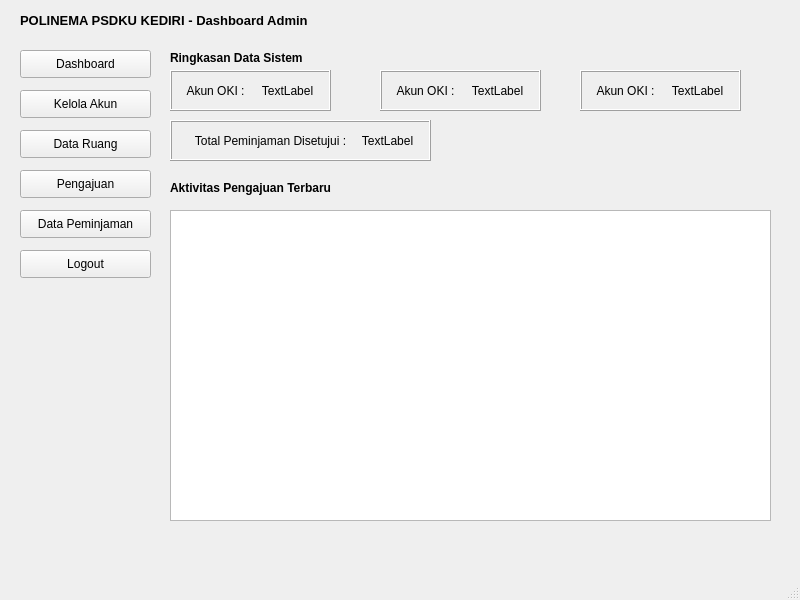
Old version of the form ui/dashboard_admin.ui in the repository Ariel-F-S/SistemPeminjamanRuangPolinemaKampusKediri.
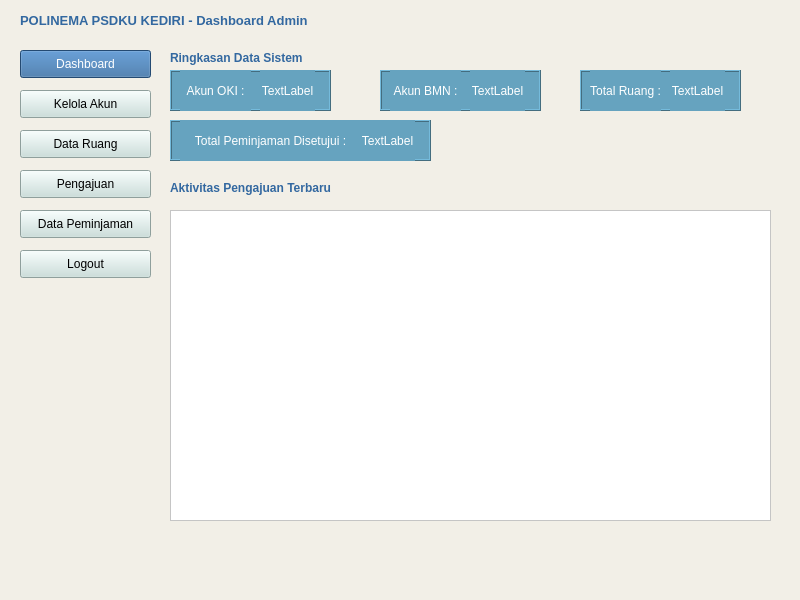
New version of the form. Icons and pictures are not drawn.

```diff
--- a/ui/dashboard_admin.ui
+++ b/ui/dashboard_admin.ui
@@ -13,6 +13,9 @@
   <property name="windowTitle">
    <string>MainWindow</string>
   </property>
+  <property name="styleSheet">
+   <string notr="true">background-color: #F2EFE7;</string>
+  </property>
   <widget class="QWidget" name="centralwidget">
    <widget class="QLabel" name="label_3">
     <property name="geometry">
@@ -30,6 +33,9 @@
       <bold>true</bold>
      </font>
     </property>
+    <property name="styleSheet">
+     <string notr="true">color: #3368A0;</string>
+    </property>
     <property name="text">
      <string>POLINEMA PSDKU KEDIRI - Dashboard Admin</string>
     </property>
@@ -46,6 +52,10 @@
       <height>28</height>
      </rect>
     </property>
+    <property name="styleSheet">
+     <string notr="true">background-color: #3368A0;
+color: white;</string>
+    </property>
     <property name="text">
      <string>Dashboard</string>
     </property>
@@ -63,6 +73,9 @@
       <height>28</height>
      </rect>
     </property>
+    <property name="styleSheet">
+     <string notr="true">background-color: #C8DFDB;</string>
+    </property>
     <property name="text">
      <string>Kelola Akun</string>
     </property>
@@ -76,10 +89,13 @@
      <rect>
       <x>20</x>
       <y>130</y>
-      <width>131</width>
+     <width>131</width>
       <height>28</height>
      </rect>
     </property>
+    <property name="styleSheet">
+     <string notr="true">background-color: #C8DFDB;</string>
+    </property>
     <property name="text">
      <string>Data Ruang</string>
     </property>
@@ -97,6 +113,9 @@
       <height>28</height>
      </rect>
     </property>
+    <property name="styleSheet">
+     <string notr="true">background-color: #C8DFDB;</string>
+    </property>
     <property name="text">
      <string>Pengajuan</string>
     </property>
@@ -114,6 +133,9 @@
       <height>28</height>
      </rect>
     </property>
+    <property name="styleSheet">
+     <string notr="true">background-color: #C8DFDB;</string>
+    </property>
     <property name="text">
      <string>Data Peminjaman</string>
     </property>
@@ -131,6 +153,9 @@
       <height>28</height>
      </rect>
     </property>
+    <property name="styleSheet">
+     <string notr="true">background-color: #C8DFDB;</string>
+    </property>
     <property name="text">
      <string>Logout</string>
     </property>
@@ -154,6 +179,9 @@
       <bold>true</bold>
      </font>
     </property>
+    <property name="styleSheet">
+     <string notr="true">color: #3368A0;</string>
+    </property>
     <property name="text">
      <string>Ringkasan Data Sistem</string>
     </property>
@@ -168,7 +196,11 @@
      </rect>
     </property>
     <property name="autoFillBackground">
-     <bool>true</bool>
+     <bool>false</bool>
+    </property>
+    <property name="styleSheet">
+     <string notr="true">background-color: #66A3BF;
+color: white;</string>
     </property>
     <property name="frameShape">
      <enum>QFrame::Box</enum>
@@ -222,7 +254,11 @@
      </rect>
     </property>
     <property name="autoFillBackground">
-     <bool>true</bool>
+     <bool>false</bool>
+    </property>
+    <property name="styleSheet">
+     <string notr="true">background-color: #66A3BF;
+color: white;</string>
     </property>
     <property name="frameShape">
      <enum>QFrame::Box</enum>
@@ -243,7 +279,7 @@
       </rect>
      </property>
      <property name="text">
-      <string>Akun OKI :</string>
+      <string>Akun BMN :</string>
      </property>
      <property name="alignment">
       <set>Qt::AlignCenter</set>
@@ -276,7 +312,11 @@
      </rect>
     </property>
     <property name="autoFillBackground">
-     <bool>true</bool>
+     <bool>false</bool>
+    </property>
+    <property name="styleSheet">
+     <string notr="true">background-color: #66A3BF;
+color: white;</string>
     </property>
     <property name="frameShape">
      <enum>QFrame::Box</enum>
@@ -297,7 +337,7 @@
       </rect>
      </property>
      <property name="text">
-      <string>Akun OKI :</string>
+      <string>Total Ruang :</string>
      </property>
      <property name="alignment">
       <set>Qt::AlignCenter</set>
@@ -330,7 +370,11 @@
      </rect>
     </property>
     <property name="autoFillBackground">
-     <bool>true</bool>
+     <bool>false</bool>
+    </property>
+    <property name="styleSheet">
+     <string notr="true">background-color: #66A3BF;
+color: white;</string>
     </property>
     <property name="frameShape">
      <enum>QFrame::Box</enum>
@@ -389,6 +433,9 @@
       <bold>true</bold>
      </font>
     </property>
+    <property name="styleSheet">
+     <string notr="true">color: #3368A0;</string>
+    </property>
     <property name="text">
      <string>Aktivitas Pengajuan Terbaru</string>
     </property>
@@ -402,6 +449,9 @@
       <height>311</height>
      </rect>
     </property>
+    <property name="styleSheet">
+     <string notr="true">background-color: white;</string>
+    </property>
    </widget>
   </widget>
   <widget class="QMenuBar" name="menubar">
```
